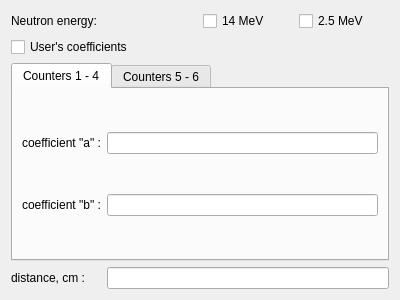
First picture: the form in coefficients.ui, repository goodvin360/pivn_app, before the edit.
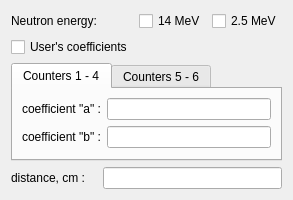
Second picture: the form after the edit.

```diff
--- a/coefficients.ui
+++ b/coefficients.ui
@@ -6,8 +6,8 @@
    <rect>
     <x>0</x>
     <y>0</y>
-    <width>400</width>
-    <height>300</height>
+    <width>260</width>
+    <height>181</height>
    </rect>
   </property>
   <property name="windowTitle">
```
